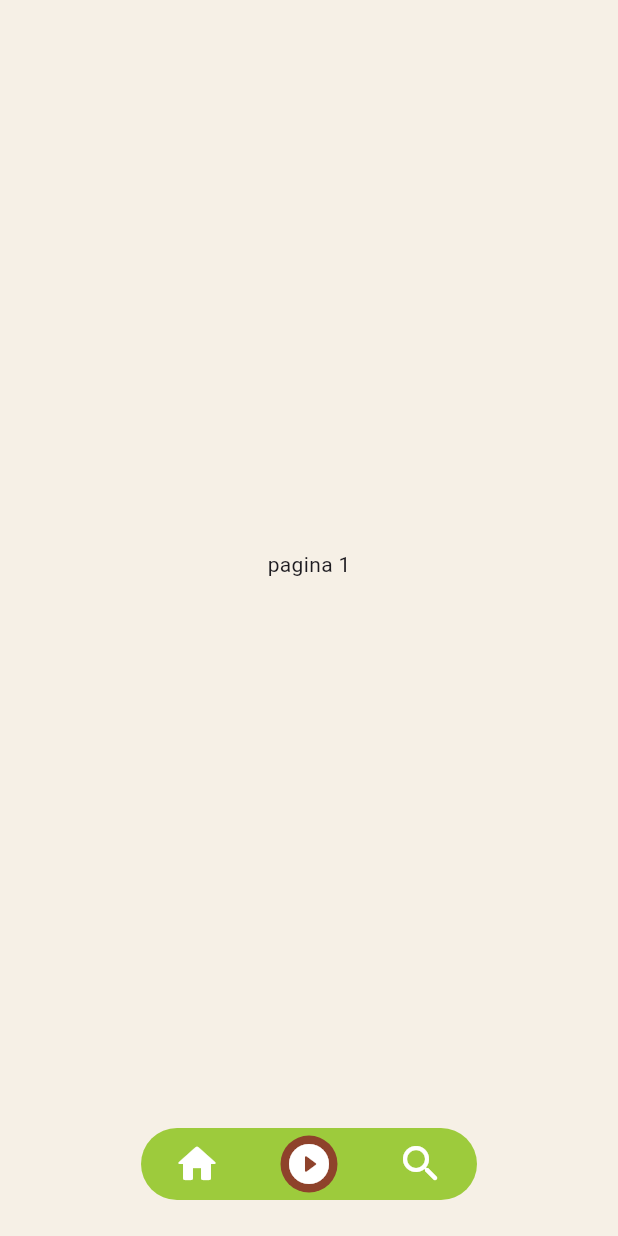
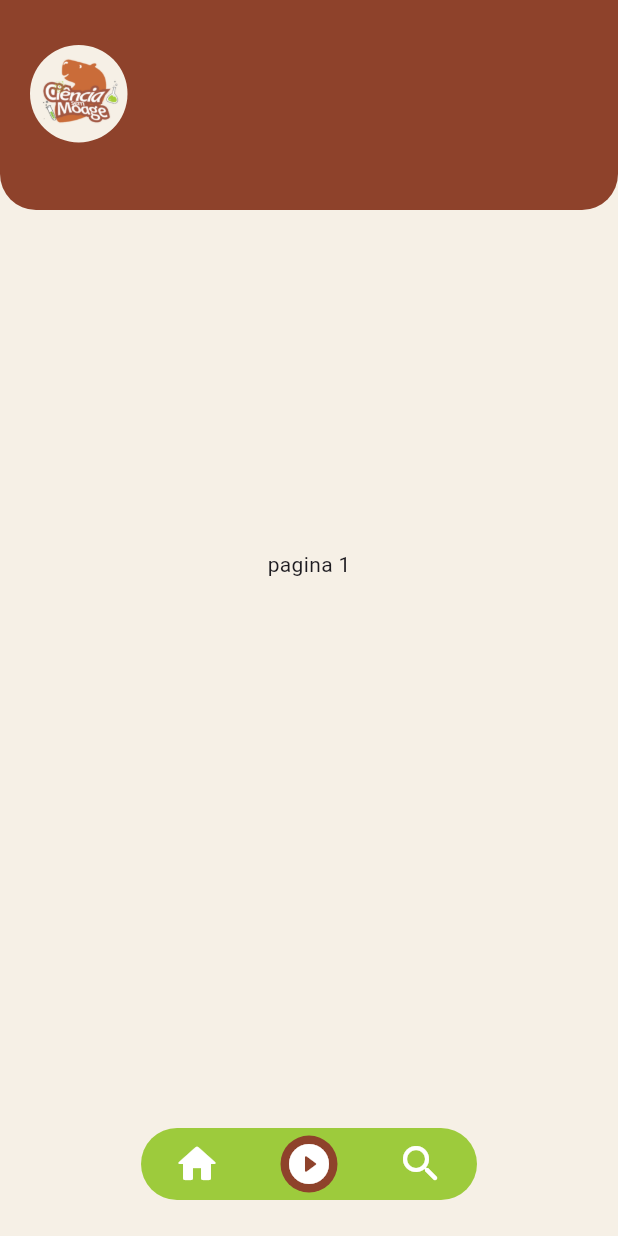
Before and after one commit to Luciano-Tadeu/app_cienciasemmoage, a Flutter app: the screen it shows after launch, after a tap on the "play circle filled" icon, on a phone screen of 412 x 824 dp. Run offline on Flutter 3.47's test engine with Material 3 defaults, Android fonts, the phone set to English and light mode, and no system bars.

Commit message:
Adição de header para todas as páginas, adição de transição entre as páginas

```diff
--- /dev/null
+++ b/lib/features/header/header.dart
@@ -0,0 +1,97 @@
+import 'package:app_cienciasemmoage/core/theme/app_colors.dart';
+import 'package:flutter/material.dart';
+
+class Header extends StatefulWidget {
+  final int paginaAtual;
+
+  const Header({
+    super.key,
+    required this.paginaAtual
+  });
+
+  @override
+  State<StatefulWidget> createState() {
+    return HeaderState();
+  }
+}
+
+class HeaderState extends State<Header> {
+  bool headerExpandido = false;
+  bool headerIconesExtras = false;
+
+  int animId = 0;
+
+  @override
+  void didUpdateWidget(covariant Header oldWidget) {
+    super.didUpdateWidget(oldWidget);
+
+    if (oldWidget.paginaAtual != widget.paginaAtual) {
+      if (widget.paginaAtual == 0) {
+        expandirHeader();
+      } else {
+        encolherHeader();
+      }
+    }
+  }
+
+  void expandirHeader() async {
+    int idAtual = ++animId;
+
+    setState(() => headerExpandido = true);
+    await Future.delayed(Duration(milliseconds: 500));
+
+    if (idAtual != animId) return;
+
+    setState(() => headerIconesExtras = true);
+  }
+
+  void encolherHeader() async {
+    int idAtual = ++animId;
+
+    setState(() => headerIconesExtras = false);
+    await Future.delayed(Duration(milliseconds: 400));
+
+    if (idAtual != animId) return;
+
+    setState(() => headerExpandido = false);
+  }
+
+  @override
+  Widget build(BuildContext context) {
+    return AnimatedContainer(
+      curve: Curves.easeOut,
+      duration: Duration(milliseconds: 300),
+      width: double.infinity,
+      height: headerExpandido ? 180 : 140,
+      decoration: BoxDecoration(
+        color: AppColors.tertiary,
+        borderRadius: BorderRadius.only(
+          bottomLeft: Radius.circular(24),
+          bottomRight: Radius.circular(24)
+        )
+      ),
+      child: SafeArea(
+        child: Padding(
+          padding: EdgeInsets.only(left: 20, right: 20, bottom: 15),
+          child: Align(
+            alignment: Alignment.centerLeft,
+            child: AnimatedContainer(
+              curve: Curves.easeOut,
+              duration: Duration(milliseconds: 400),
+              width: headerExpandido ? 80 : 65,
+              height: headerExpandido ? 80 : 65,
+              decoration: BoxDecoration(
+                borderRadius: BorderRadius.circular(999),
+                color: AppColors.backgroundCreme
+              ),
+              child: Image.asset(
+                "assets/images/Logo.png"
+              ),
+            ),
+          )
+        )
+      ),
+    );
+  }
+
+}
--- a/lib/features/navigation/main_scaffold.dart
+++ b/lib/features/navigation/main_scaffold.dart
@@ -1,3 +1,4 @@
+import 'package:app_cienciasemmoage/features/header/header.dart';
 import 'package:app_cienciasemmoage/features/video_feed/screens/video_feed_screen.dart';
 import 'package:flutter/material.dart';
 import '../../core/theme/app_colors.dart';
@@ -14,6 +15,7 @@ class _MainScaffoldState extends State<MainScaffold> {
 
   // 0 = Home, 1 = Vídeos, 2 = Pesquisa
   int _abaAtual = 0;
+  final PageController controller = PageController();
 
   final List<Widget> _telas = [
     const Center(child: Text('Tela 1: Home (Feed de Categorias)', style: TextStyle(fontSize: 20))),
@@ -21,13 +23,28 @@ class _MainScaffoldState extends State<MainScaffold> {
     const Center(child: Text('Tela 3: Pesquisa (Descobrir)', style: TextStyle(fontSize: 20))),
   ];
 
-
   @override
   Widget build(BuildContext context) {
     double larguraTela = MediaQuery.of(context).size.width;
 
     return Scaffold(
-      body: _telas[_abaAtual],
+      body: Stack(
+        children: [
+          PageView(
+            controller: controller,
+            physics: NeverScrollableScrollPhysics(),
+            onPageChanged: (value) => {
+              setState(() => _abaAtual = value)
+            },
+            children: [
+              _telas[0],
+              _telas[1],
+              _telas[2],
+            ],
+          ),
+          Header(paginaAtual: _abaAtual),
+        ],
+      ),
       bottomNavigationBar: SafeArea(
         child: Padding(
             padding: const EdgeInsets.only(bottom: 24),
@@ -87,7 +104,9 @@ class _MainScaffoldState extends State<MainScaffold> {
   Widget _construirBotao(IconData icone, int indice) {
     return Expanded(
       child: GestureDetector(
-        onTap: () => setState(() => _abaAtual = indice),
+        onTap: () {
+          controller.animateToPage(indice, duration: Duration(milliseconds: 300), curve: Curves.easeInOut);
+        },
         behavior: HitTestBehavior.opaque,
 
           child: Center(
--- a/lib/features/video_feed/screens/video_feed_screen.dart
+++ b/lib/features/video_feed/screens/video_feed_screen.dart
@@ -1,7 +1,18 @@
 import 'package:flutter/material.dart';
 
-class VideoFeed extends StatelessWidget {
+class VideoFeed extends StatefulWidget  {
   const VideoFeed({super.key});
+
+  @override
+  State<StatefulWidget> createState() {
+    return VideoFeedState();
+  }
+
+}
+
+class VideoFeedState extends State<VideoFeed> with AutomaticKeepAliveClientMixin {
+  @override
+  bool get wantKeepAlive => true;
 
   @override
   Widget build(BuildContext context) {
@@ -15,5 +26,4 @@ class VideoFeed extends StatelessWidget {
       ),
     );
   }
-
 }
```
Also changed, not shown: assets/images/Logo.png (added).
